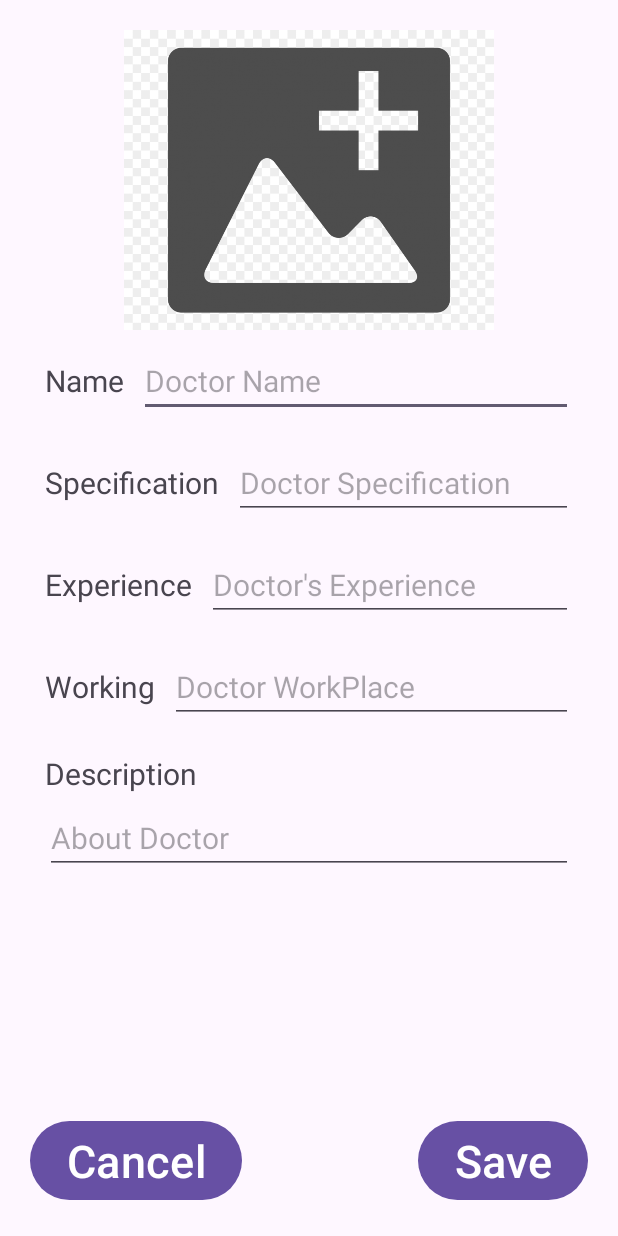
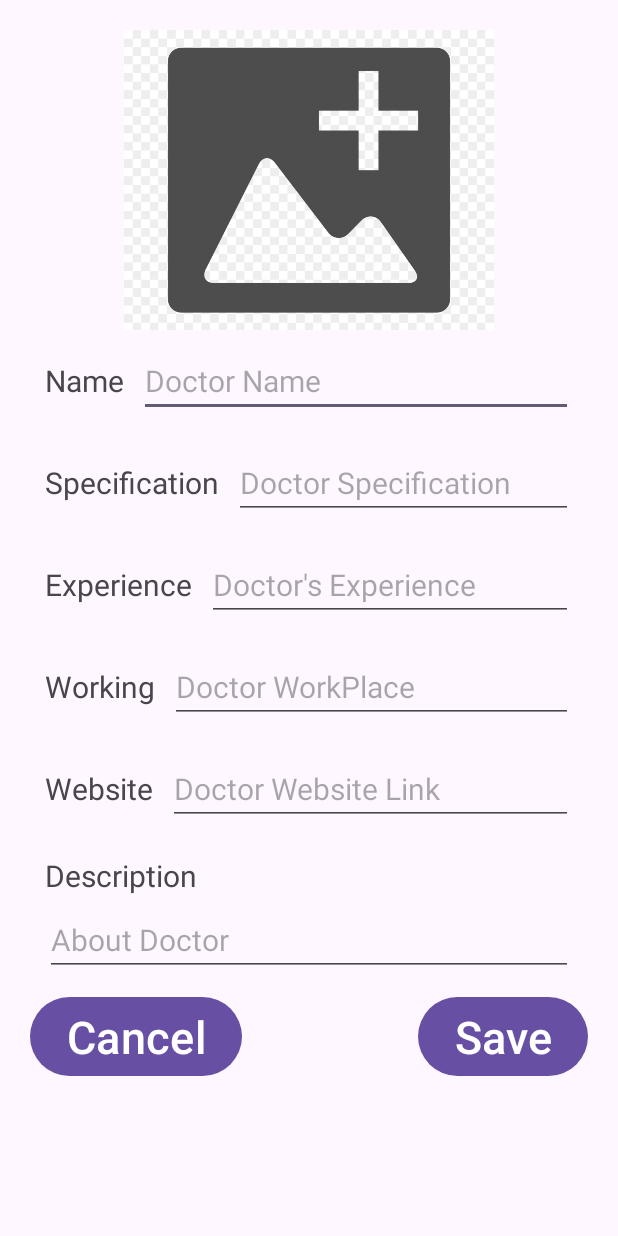
Before and after one commit to vineelvanjari24/HealthManagementMain, an Android app: the layout add_doctor.xml on its own in the app's theme, with its tools: preview values and no code run, on a phone screen of 412 x 824 dp. Run offline under Robolectric (Android 15) with nearby library versions, the phone set to English and light mode, and no system bars.

Commit message:
Sort and Analysis 2

```diff
--- a/app/src/main/java/com/polytechnic/healthmanagement/DoctorList/Fragment/Doctor.java
+++ b/app/src/main/java/com/polytechnic/healthmanagement/DoctorList/Fragment/Doctor.java
@@ -11,4 +11,5 @@ public class Doctor {
     public String spec;
     public String work;
     public String desc;
+    public String website;
 }
--- a/app/src/main/java/com/polytechnic/healthmanagement/MedicalList/Fragment/MedAdapter.java
+++ b/app/src/main/java/com/polytechnic/healthmanagement/MedicalList/Fragment/MedAdapter.java
@@ -156,4 +156,8 @@ public class MedAdapter extends RecyclerView.Adapter<MedAdapter.MedViewHolder> {
         });
         popupMenu.show();
     }
+    public void filterList(ArrayList<Medicine> arrs){
+        mlistarr=arrs;
+        notifyDataSetChanged();
+    }
 }
--- a/app/src/main/java/com/polytechnic/healthmanagement/TrackYourHealth/Fragment/TrackYourHealthFragment.java
+++ b/app/src/main/java/com/polytechnic/healthmanagement/TrackYourHealth/Fragment/TrackYourHealthFragment.java
@@ -48,6 +48,7 @@ public class TrackYourHealthFragment extends Fragment {
                              Bundle savedInstanceState) {
         // Inflate the layout for this fragment
         View View= inflater.inflate(R.layout.fragment_track_your_health, container, false);
+
         rv=View.findViewById(R.id.tyh_main_rv);
         fbtn=View.findViewById(R.id.tyh_main_floatbtn);
         search=View.findViewById(R.id.tyh_search);
--- a/app/src/main/res/layout/add_doctor.xml
+++ b/app/src/main/res/layout/add_doctor.xml
@@ -1,5 +1,5 @@
 <?xml version="1.0" encoding="utf-8"?>
-<LinearLayout
+<ScrollView
     android:id="@+id/doc_sv"
     xmlns:android="http://schemas.android.com/apk/res/android"
     xmlns:app="http://schemas.android.com/apk/res-auto"
@@ -10,6 +10,7 @@
     android:scrollbars="vertical"
     android:padding="10dp"
     android:layout_weight="1">
+
    <LinearLayout
        android:layout_width="match_parent"
        android:layout_height="match_parent"
@@ -133,6 +134,31 @@
            <LinearLayout
                android:layout_width="match_parent"
                android:layout_height="wrap_content"
+               android:orientation="horizontal"
+               android:padding="10dp">
+           <TextView
+               android:layout_width="wrap_content"
+               android:layout_height="wrap_content"
+               android:text="Website"
+               android:textSize="20sp"
+               android:layout_marginRight="10dp"
+               android:layout_marginBottom="5dp"
+               />
+
+
+           <EditText
+               android:id="@+id/doc_website"
+               android:layout_width="wrap_content"
+               android:layout_height="wrap_content"
+               android:textSize="20dp"
+               android:hint="Doctor Website Link"
+               android:layout_weight="1"
+               />
+       </LinearLayout>
+
+           <LinearLayout
+               android:layout_width="match_parent"
+               android:layout_height="wrap_content"
                android:orientation="vertical"
                android:padding="10dp">
 
@@ -175,4 +201,4 @@
            />
        </RelativeLayout>
    </LinearLayout>
-</LinearLayout>
+</ScrollView>
```
Also changed, not shown: app/src/main/java/com/polytechnic/healthmanagement/DoctorList/Fragment/DocsRecycle.java (+16 -0 lines), app/src/main/java/com/polytechnic/healthmanagement/DoctorList/Fragment/DoctorListFragment.java (+45 -41 lines), app/src/main/java/com/polytechnic/healthmanagement/DoctorList/Fragment/EditDoctor.java (+6 -1 lines), app/src/main/java/com/polytechnic/healthmanagement/MedicalList/Fragment/MedicalListFragment.java (+47 -2 lines), app/src/main/java/com/polytechnic/healthmanagement/TrackYourHealth/Fragment/tyhDB.java (+12 -1 lines), app/src/main/res/layout/activity_edit_doctor.xml (+28 -2 lines), app/src/main/res/layout/doc_details.xml (+10 -0 lines), app/src/main/res/layout/fragment_doctor_list.xml (+12 -1 lines), app/src/main/res/layout/fragment_medical_list.xml (+12 -0 lines).
